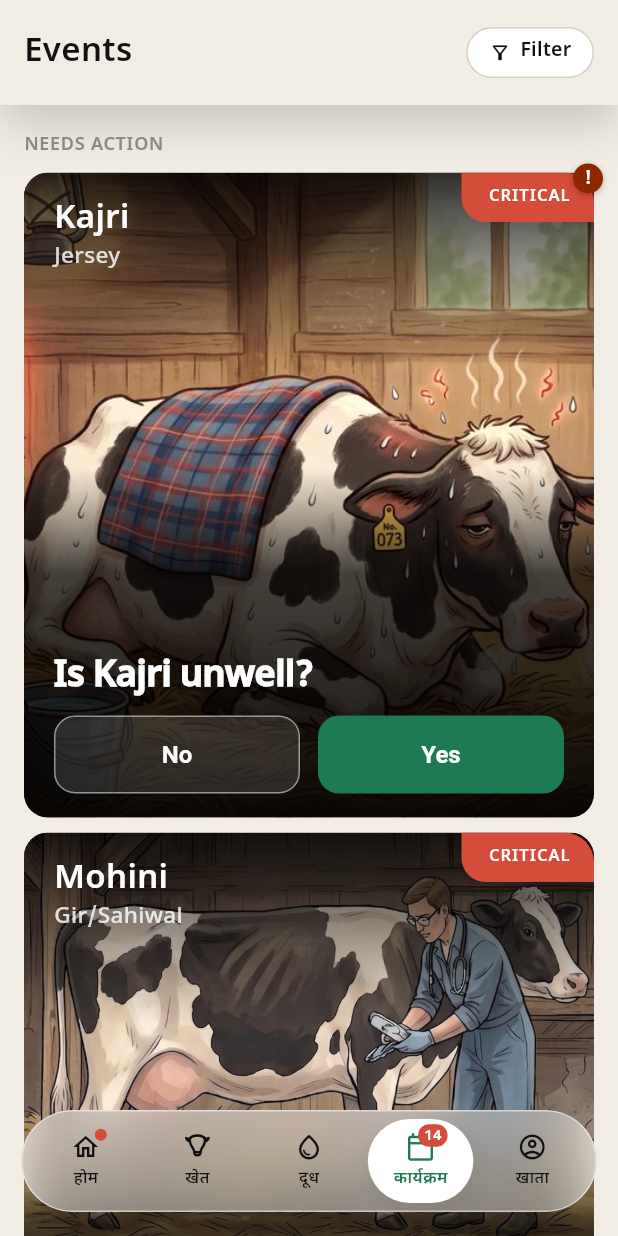
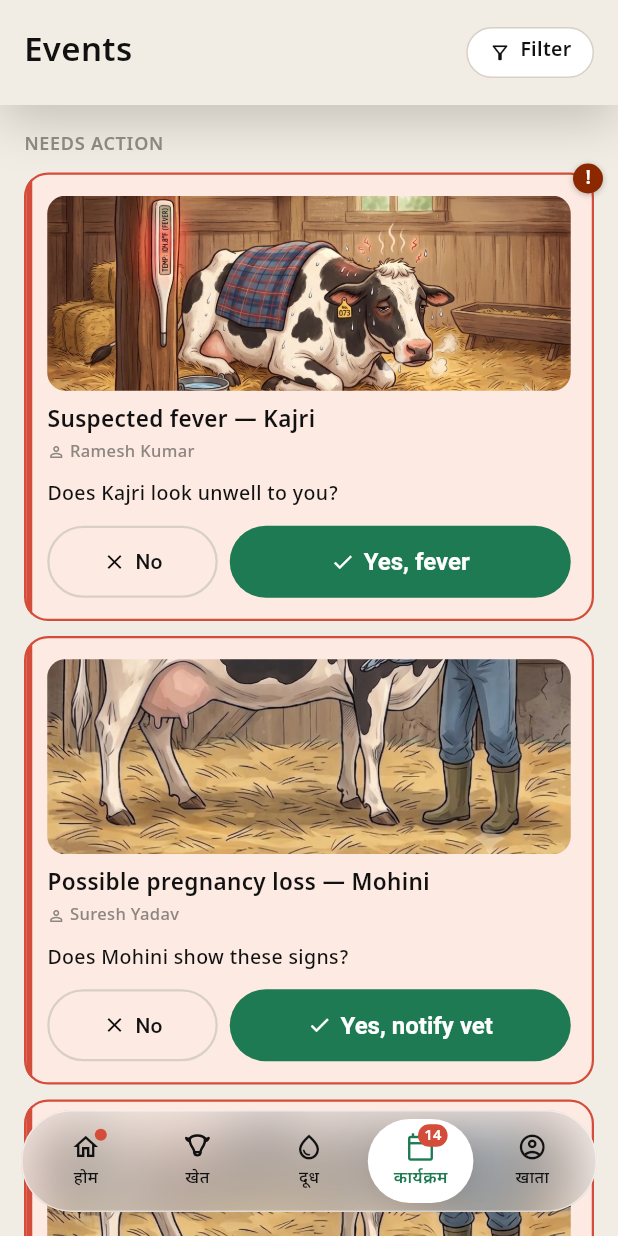
Before and after one commit to vaseey21/Vanix, a Flutter app: the EventsScreen screen opened directly with empty values, on a phone screen of 412 x 824 dp. Run offline on Flutter 3.47's test engine with Material 3 defaults, Android fonts, the phone set to English and light mode, and no system bars; our stand-ins replace video_player.

Commit message:
auto: save changes

```diff
--- a/flutter_app/lib/screens/events_screen.dart
+++ b/flutter_app/lib/screens/events_screen.dart
@@ -1942,7 +1942,6 @@ class _ActionCard extends StatelessWidget {
 
   @override
   Widget build(BuildContext context) {
-    if (imageMode && photoBg != null) return _buildPhotoCard(context);
     final accentColor = leftAccentColor ?? border;
     final titleColor = isDark ? Colors.white : VanixColors.textPrimary;
     // Flutter forbids a borderRadius on a border with non-uniform colors/widths,
@@ -1955,99 +1954,48 @@ class _ActionCard extends StatelessWidget {
       borderRadius: BorderRadius.circular(16),
     );
 
-    Widget body;
-    if (imageMode && (avatarEmoji != null || conditionIcon != null || illustrationAssets != null)) {
-      // Illustration-first list card (whiteboard sketch): cow · breed →
-      // big illustration → the question + Yes/No (already bundled in
-      // `child`) — no title/manager/View-Details row, tapping anywhere on
-      // the card opens the fuller detail view.
-      final cowName = title.contains('—') ? title.split('—').last.trim() : title.split(' ').first;
-      const breedByName = {'Kajri': 'Jersey', 'Mohini': 'Gir/Sahiwal', 'Ganga': 'Ongole', 'Gauri': 'Desi', 'Lakshmi': 'Ongole'};
-      final illustration = illustrationAssets != null
-          ? Row(
-              mainAxisSize: MainAxisSize.min,
-              children: [
-                for (var i = 0; i < illustrationAssets!.length; i++) ...[
-                  if (i > 0) const SizedBox(width: 10),
-                  Image.asset(illustrationAssets![i], width: 72, fit: BoxFit.contain),
-                ],
-                if (conditionIcon != null) ...[
-                  const SizedBox(width: 10),
-                  Icon(conditionIcon, size: 26, color: conditionIconColor ?? VanixColors.danger),
-                ],
-              ],
-            )
-          : conditionIcon != null
-          ? Row(
-              mainAxisSize: MainAxisSize.min,
-              children: [
-                Image.asset('assets/images/cow_lying.png', width: 96, fit: BoxFit.contain),
-                const SizedBox(width: 10),
-                Icon(conditionIcon, size: 26, color: conditionIconColor ?? VanixColors.danger),
-              ],
-            )
-          : Container(
-              width: 96,
-              height: 88,
-              decoration: BoxDecoration(color: bg, border: Border.all(color: border), borderRadius: BorderRadius.circular(20)),
-              alignment: Alignment.center,
-              child: Text(avatarEmoji!, style: const TextStyle(fontSize: 40)),
-            );
-      body = Column(
-        crossAxisAlignment: CrossAxisAlignment.center,
-        children: [
-          if (priority != _Priority.p0) _PriorityChip(priority: priority),
+    // Compact contained-banner card (mirrors the P2 mastitis card in the
+    // HTML): an optional rounded photo banner on top, then the title +
+    // manager line, then the question / flow buttons bundled in `child`.
+    // No priority chip, no "View Details" link.
+    final body = Column(
+      crossAxisAlignment: CrossAxisAlignment.start,
+      children: [
+        if (photoBg != null) ...[
+          ClipRRect(
+            borderRadius: BorderRadius.circular(12),
+            child: Image.asset(
+              photoBg!,
+              width: double.infinity,
+              height: 130,
+              fit: BoxFit.cover,
+              errorBuilder: (context, error, stack) => Container(
+                width: double.infinity,
+                height: 130,
+                color: isDark ? const Color(0xFF2A2A2A) : VanixColors.border,
+              ),
+            ),
+          ),
+          const SizedBox(height: 10),
+        ],
+        Text(title, style: TextStyle(fontSize: 15, fontWeight: FontWeight.w600, color: titleColor)),
+        if (manager != null)
           Padding(
-            padding: const EdgeInsets.only(top: 6),
-            child: Text(
-              breedByName[cowName] != null ? '$cowName · ${breedByName[cowName]}' : cowName,
-              style: TextStyle(fontSize: 13, fontWeight: FontWeight.w600, color: titleColor),
-            ),
-          ),
-          Padding(padding: const EdgeInsets.only(top: 8), child: illustration),
-          child,
-        ],
-      );
-    } else {
-      body = Column(
-        crossAxisAlignment: CrossAxisAlignment.start,
-        children: [
-          Row(
-            crossAxisAlignment: CrossAxisAlignment.start,
-            children: [
-              Expanded(
-                child: Column(
-                  crossAxisAlignment: CrossAxisAlignment.start,
-                  children: [
-                    Text(title, style: TextStyle(fontSize: 15, fontWeight: FontWeight.w600, color: titleColor)),
-                    if (manager != null) Padding(
             padding: const EdgeInsets.only(top: 2),
             child: Row(
               mainAxisSize: MainAxisSize.min,
               children: [
                 const Icon(Icons.person_outline, size: 12, color: VanixColors.textHint),
                 const SizedBox(width: 3),
-                          Text(manager!, style: const TextStyle(fontSize: 11, fontWeight: FontWeight.w500, color: VanixColors.textHint)),
-                        ],
-                      ),
-                    ),
-                  ],
-                ),
-              ),
-              // P0 cards signal severity via the red card tint + corner badge
-              // instead of a text chip (see _CornerBadge below).
-              if (priority != _Priority.p0) _PriorityChip(priority: priority),
-            ],
+                Flexible(child: Text(manager!, maxLines: 1, overflow: TextOverflow.ellipsis, style: const TextStyle(fontSize: 11, fontWeight: FontWeight.w500, color: VanixColors.textHint))),
+              ],
+            ),
           ),
         child,
       ],
     );
-    }
-
-    final card = InkWell(
-      borderRadius: BorderRadius.circular(16),
-      onTap: null,
-      child: Container(
+
+    final card = Container(
       decoration: decoration,
       clipBehavior: Clip.antiAlias,
       child: Stack(
@@ -2056,7 +2004,6 @@ class _ActionCard extends StatelessWidget {
           PositionedDirectional(start: 0, top: 0, bottom: 0, child: Container(width: 4, color: accentColor)),
           Padding(padding: const EdgeInsets.all(14), child: body),
         ],
-        ),
       ),
     );
     if (priority != _Priority.p0) return card;
```
Lines whose indentation alone changed are shown as unchanged.
